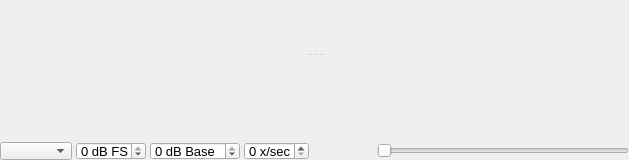
Old version of the form application/spectrumwidget.ui in the repository oldscienceguy/PebbleSDR.
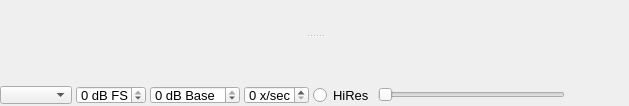
New version of the form.

Commit message: HiRes spectrum mode and bug fixes

Diff of the .ui file:
```diff
--- a/application/spectrumwidget.ui
+++ b/application/spectrumwidget.ui
@@ -7,7 +7,7 @@
     <x>0</x>
     <y>0</y>
     <width>629</width>
-    <height>160</height>
+    <height>106</height>
    </rect>
   </property>
   <property name="sizePolicy">
@@ -366,26 +366,14 @@
            </widget>
           </item>
           <item>
-           <widget class="QLabel" name="zoomLabel">
-            <property name="minimumSize">
-             <size>
-              <width>60</width>
-              <height>18</height>
-             </size>
-            </property>
-            <property name="maximumSize">
-             <size>
-              <width>60</width>
-              <height>18</height>
-             </size>
-            </property>
+           <widget class="QRadioButton" name="hiResButton">
             <property name="font">
              <font>
               <pointsize>10</pointsize>
              </font>
             </property>
             <property name="text">
-             <string/>
+             <string>HiRes</string>
             </property>
            </widget>
           </item>
@@ -425,6 +413,30 @@
             </property>
            </widget>
           </item>
+          <item>
+           <widget class="QLabel" name="zoomLabel">
+            <property name="minimumSize">
+             <size>
+              <width>60</width>
+              <height>18</height>
+             </size>
+            </property>
+            <property name="maximumSize">
+             <size>
+              <width>60</width>
+              <height>18</height>
+             </size>
+            </property>
+            <property name="font">
+             <font>
+              <pointsize>10</pointsize>
+             </font>
+            </property>
+            <property name="text">
+             <string/>
+            </property>
+           </widget>
+          </item>
          </layout>
         </widget>
        </item>
```
The commit also changes 2 other files.
